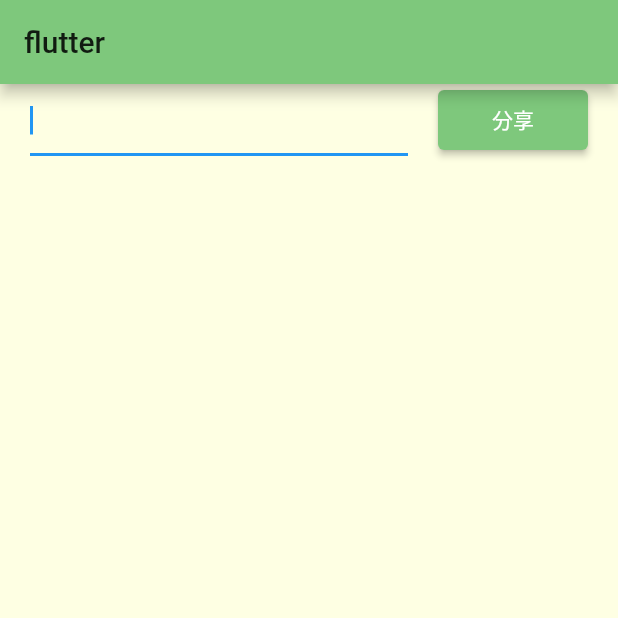
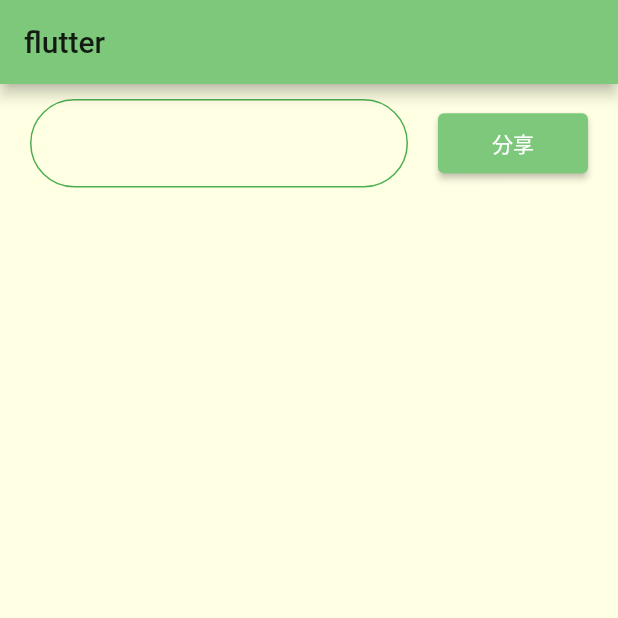
Before and after one commit to silverswords/flutter-mark, a Flutter app: the screen it shows after launch, after a tap on "分享", on a phone screen of 412 x 824 dp, the top half of it. Run offline on Flutter 3.47's test engine with Material 2 defaults, Android fonts, the phone set to English and light mode, and no system bars; our stand-ins replace awesome_dialog, flutter_tags, fluttertoast; network calls fail.

Commit message:
fix: style

```diff
--- a/lib/addTag.dart
+++ b/lib/addTag.dart
@@ -34,7 +34,7 @@ class AddTag extends StatelessWidget {
         dialog = AwesomeDialog(
           context: context,
           animType: AnimType.SCALE,
-          dialogType: DialogType.QUESTION,
+          dialogType: DialogType.INFO,
           keyboardAware: true,
           body: Padding(
               padding: const EdgeInsets.all(8.0),
@@ -71,7 +71,7 @@ class AddTag extends StatelessWidget {
                       height: 10,
                     ),
                     AnimatedButton(
-                      color: Colors.orange,
+                      color: Colors.blue,
                       pressEvent: () {
                         if (_formKey.currentState.validate()) {
                           _formKey.currentState.save();
@@ -113,7 +113,7 @@ class AddTag extends StatelessWidget {
 }
 
 _insertTag(int markID, String tagName) async {
-  var url = Uri.parse('https://dovics.cn.utools.club/api/v1/tag/insert');
+  var url = Uri.parse('http://39.105.131.39:10001/api/v1/tag/insert');
   var response = await http.post(
     url,
     body: jsonEncode(<String, dynamic>{
--- a/lib/main.dart
+++ b/lib/main.dart
@@ -70,7 +70,7 @@ class _MyHomePageState extends State<MyHomePage> {
   }
 
   _getMarks() async {
-    var url = Uri.parse('https://dovics.cn.utools.club/api/v1/mark/list');
+    var url = Uri.parse('http://39.105.131.39:10001/api/v1/mark/list');
     var response = await http.get(url);
 
     var data = jsonDecode(response.body);
@@ -96,21 +96,36 @@ class _MyHomePageState extends State<MyHomePage> {
           children: <Widget>[
             Expanded(
                 child: Container(
-                    // height: 20,
-                    margin: EdgeInsets.fromLTRB(20, 0, 20, 0),
+                    margin: EdgeInsets.fromLTRB(20, 10, 20, 10),
                     child: TextField(
                       controller: _controller,
+                      decoration: InputDecoration(
+                        enabledBorder: OutlineInputBorder(
+                          borderRadius: BorderRadius.all(
+                            Radius.circular(30),
+                          ),
+                          borderSide: BorderSide(
+                            color: Colors.green,
+                            width: 1,
+                          ),
+                        ),
+                        focusedBorder: OutlineInputBorder(
+                          borderSide: BorderSide(
+                            color: Colors.green,
+                            width: 2,
+                          ),
+                        ),
+                      ),
                       onChanged: (val) {
                         setState(() {
                           inputValue = val;
                         });
                       },
-                      autofocus: true,
                     ))),
             Container(
               height: 40,
               width: 100,
-              margin: EdgeInsets.fromLTRB(0, 0, 20, 0),
+              margin: EdgeInsets.fromLTRB(0, 10, 20, 10),
               child: ElevatedButton(
                 style: ButtonStyle(
                   backgroundColor:
@@ -298,7 +313,7 @@ void _launchURL(String url) async =>
     await canLaunch(url) ? await launch(url) : throw 'Could not launch $url';
 
 Future<String> _deleteTag(int id) async {
-  var url = Uri.parse('https://dovics.cn.utools.club/api/v1/tag/delete');
+  var url = Uri.parse('http://39.105.131.39:10001/api/v1/tag/delete');
   var response = await http.post(
     url,
     body: jsonEncode(<String, dynamic>{
@@ -322,7 +337,7 @@ void onShare() {
 }
 
 Future<String> _insertMark(String url) async {
-  var uri = Uri.parse("https://dovics.cn.utools.club/api/v1/mark/insert");
+  var uri = Uri.parse("http://39.105.131.39:10001/api/v1/mark/insert");
   var response = await http.post(
     uri,
     body: jsonEncode(<String, dynamic>{"url": url}),
```
Also changed, not shown: pubspec.lock.
